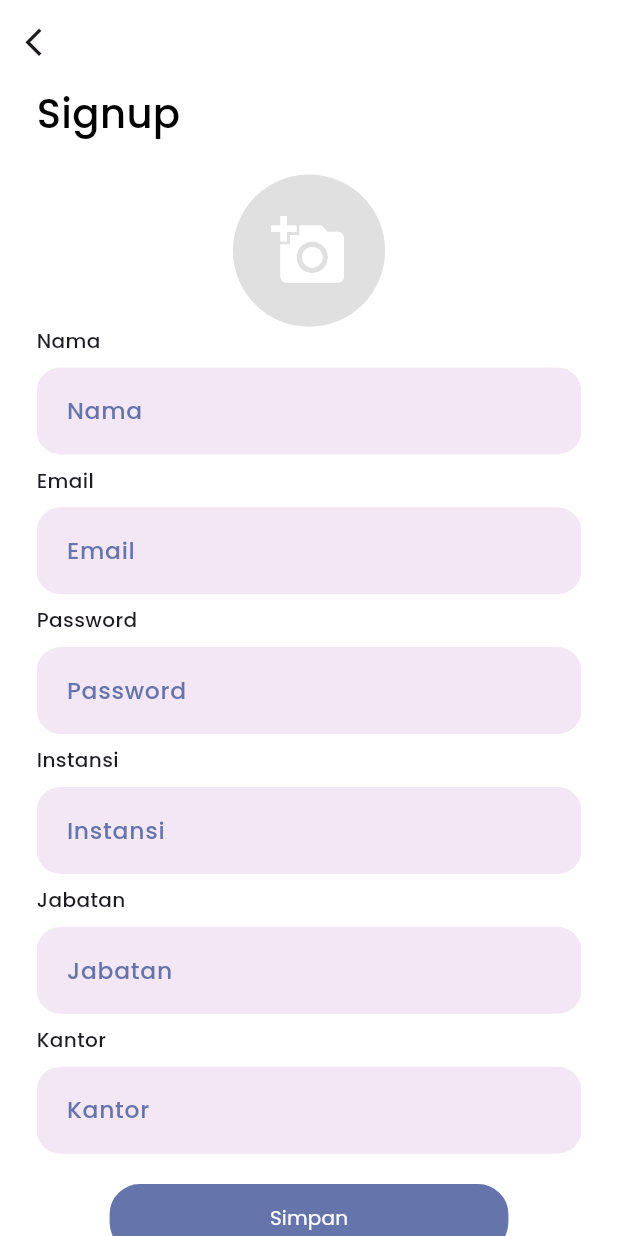
After one commit to fremasadi/absensi, a Flutter app: the SignupView screen opened by its route, on a phone screen of 412 x 824 dp. The commit adds this screen. Run offline on Flutter 3.47's test engine with Material 3 defaults, Android fonts, the phone set to English and light mode, and no system bars; our stand-ins replace firebase_auth, firebase_core, firebase_database, firebase_storage, flutter_screenutil, geocoding and 6 more; accounts and stored records are empty.

Commit message:
first commit

```diff
--- a/lib/app/modules/base/controllers/base_controller.dart
+++ b/lib/app/modules/base/controllers/base_controller.dart
@@ -29,7 +29,7 @@ class BaseController extends GetxController {
     await _auth.signOut();
     SharedPreferences prefs = await SharedPreferences.getInstance();
     await prefs.remove('userId');
-    Get.offAllNamed('/login'); // Redirect to login page after signing out
+    Get.offAllNamed('/splash'); // Redirect to login page after signing out
   }
 
   void onTabTapped(int index) {
--- a/lib/app/modules/history/controllers/history_controller.dart
+++ b/lib/app/modules/history/controllers/history_controller.dart
@@ -119,8 +119,8 @@ class HistoryController extends GetxController {
 
     if (selectedMonth.isAfter(currentDate)) {
       Get.snackbar(
-        'Excuse me',
-        'Not yet entered the month you selected.',
+        'Maaf Sekali',
+        'Belum memasuki bulan yang Anda pilih.',
         snackPosition: SnackPosition.TOP,
         backgroundColor: Colors.red,
         colorText: Colors.white,
--- a/lib/app/modules/home/views/home_view.dart
+++ b/lib/app/modules/home/views/home_view.dart
@@ -133,11 +133,11 @@ class HomeView extends GetView<HomeController> {
                       children: [
                         Center(
                           child: Text(
-                            'Absen Tutup Pukul 10 Pagi',
+                            'Absen Pukul 6 Pagi - 10 Pagi',
                             style: TextStyle(
                               fontSize: 12.sp,
                               fontFamily: 'SemiBold',
-                              color: AppColor.primary,
+                              color: Colors.red,
                             ),
                           ),
                         ),
--- a/lib/app/modules/login/bindings/login_binding.dart
+++ b/lib/app/modules/login/bindings/login_binding.dart
@@ -6,9 +6,7 @@ import '../controllers/login_controller.dart';
 class LoginBinding extends Bindings {
   @override
   void dependencies() {
-    Get.lazyPut<LoginController>(
-      () => LoginController(),
-    );
+    Get.put(LoginController());
     Get.put(ProfileController());
   }
 }
--- /dev/null
+++ b/lib/app/modules/signup/controllers/signup_controller.dart
@@ -0,0 +1,84 @@
+import 'dart:io';
+
+import 'package:firebase_auth/firebase_auth.dart';
+import 'package:firebase_database/firebase_database.dart';
+import 'package:firebase_storage/firebase_storage.dart';
+import 'package:flutter/cupertino.dart';
+import 'package:get/get.dart';
+import 'package:image_picker/image_picker.dart';
+
+class SignupController extends GetxController {
+  final FirebaseAuth _auth = FirebaseAuth.instance;
+  final DatabaseReference _database = FirebaseDatabase.instance.ref();
+  final FirebaseStorage _storage = FirebaseStorage.instance;
+  final ImagePicker _picker = ImagePicker();
+  final emailController = TextEditingController();
+  final namaController = TextEditingController();
+  final passwordController = TextEditingController();
+  final instansiController = TextEditingController();
+  final jabatanController = TextEditingController();
+  final kantorController = TextEditingController();
+
+  // Observable property for the selected profile image
+  final Rx<File?> _profileImage = Rx<File?>(null);
+
+  File? get profileImage => _profileImage.value;
+
+  set profileImage(File? image) => _profileImage.value = image;
+
+  // Function to pick an image from the gallery
+  Future<File?> pickImage() async {
+    final pickedFile = await _picker.pickImage(source: ImageSource.gallery);
+    if (pickedFile != null) {
+      profileImage = File(pickedFile.path); // Set the selected image
+      return profileImage;
+    }
+    return null;
+  }
+
+  // Function to register user with profile image
+  Future<void> registerUser(String nama, String email, String password,
+      String jabatan, String instansi, String kantor) async {
+    try {
+      // Create user with email and password
+      UserCredential userCredential =
+          await _auth.createUserWithEmailAndPassword(
+        email: email,
+        password: password,
+      );
+
+      // Get the current user
+      User? user = userCredential.user;
+
+      if (user != null) {
+        // Initialize an image URL variable
+        String? imageUrl;
+
+        if (profileImage != null) {
+          // Upload image to Firebase Storage
+          String fileName = 'profile_images/${user.uid}.jpg';
+          UploadTask uploadTask =
+              _storage.ref().child(fileName).putFile(profileImage!);
+
+          // Get download URL after successful upload
+          TaskSnapshot snapshot = await uploadTask;
+          imageUrl = await snapshot.ref.getDownloadURL();
+        }
+
+        // Store additional data to Realtime Database, including the image URL
+        await _database.child('users').child(user.uid).set({
+          'nama': nama,
+          'email': email,
+          'jabatan': jabatan,
+          'instansi': instansi,
+          'kantor': kantor,
+          'profileImageUrl': imageUrl ?? '',
+        });
+
+        Get.snackbar('Success', 'User registered successfully!');
+      }
+    } catch (e) {
+      Get.snackbar('Error', e.toString());
+    }
+  }
+}
--- /dev/null
+++ b/lib/app/modules/signup/views/signup_view.dart
@@ -0,0 +1,347 @@
+import 'dart:io';
+
+import 'package:absensi/app/style/app_color.dart';
+import 'package:absensi/app/widgets/cards/BottomButtonCard.dart';
+import 'package:flutter/material.dart';
+import 'package:flutter_screenutil/flutter_screenutil.dart';
+
+import 'package:get/get.dart';
+
+import '../controllers/signup_controller.dart';
+
+class SignupView extends GetView<SignupController> {
+  const SignupView({super.key});
+
+  @override
+  Widget build(BuildContext context) {
+    return Scaffold(
+      appBar: AppBar(
+        backgroundColor: AppColor.white,
+        scrolledUnderElevation: 0,
+        leading: IconButton(
+          onPressed: () {
+            Get.back();
+          },
+          icon: Icon(
+            Icons.arrow_back_ios,
+            size: 22.sp,
+          ),
+        ),
+      ),
+      body: Padding(
+        padding: EdgeInsets.symmetric(horizontal: 24.0.sp),
+        child: SingleChildScrollView(
+          child: Column(
+            crossAxisAlignment: CrossAxisAlignment.start,
+            children: [
+              Text(
+                'Signup',
+                style: TextStyle(
+                  fontSize: 24.sp,
+                  color: AppColor.black,
+                  fontFamily: 'Medium',
+                ),
+              ),
+              SizedBox(
+                height: 22.h,
+              ),
+              Obx(
+                () => Center(
+                  child: GestureDetector(
+                    onTap: () async {
+                      File? pickedImage = await controller.pickImage();
+                      if (pickedImage != null) {
+                        controller.update();
+                      }
+                    },
+                    child: CircleAvatar(
+                      radius: 50.sp,
+                      backgroundColor: Colors.grey[300],
+                      backgroundImage: controller.profileImage != null
+                          ? FileImage(controller.profileImage!)
+                          : null,
+                      child: controller.profileImage == null
+                          ? Icon(
+                              Icons.add_a_photo,
+                              size: 50.sp,
+                              color: Colors.white,
+                            )
+                          : null,
+                    ),
+                  ),
+                ),
+              ),
+              Text(
+                'Nama',
+                style: TextStyle(
+                  fontSize: 12.sp,
+                  fontFamily: 'Medium',
+                ),
+              ),
+              Padding(
+                padding: EdgeInsets.symmetric(vertical: 8.0.sp),
+                child: TextFormField(
+                  autocorrect: false,
+                  controller: controller.namaController,
+                  keyboardType: TextInputType.text,
+                  style: TextStyle(
+                    fontSize: 14.sp,
+                    color: AppColor.primary,
+                  ),
+                  maxLines: 1,
+                  decoration: InputDecoration(
+                    contentPadding: const EdgeInsets.symmetric(
+                        vertical: 17.5, horizontal: 16.0),
+                    fillColor: AppColor.pink.withOpacity(0.4),
+                    filled: true,
+                    enabledBorder: OutlineInputBorder(
+                      borderRadius: BorderRadius.circular(16),
+                      borderSide: BorderSide.none,
+                    ),
+                    focusedBorder: OutlineInputBorder(
+                      borderRadius: BorderRadius.circular(16),
+                      borderSide: BorderSide.none,
+                    ),
+                    hintText: 'Nama',
+                    hintStyle: TextStyle(
+                      fontFamily: 'Medium',
+                      fontSize: 14.sp,
+                      color: AppColor.primary,
+                    ),
+                  ),
+                ),
+              ),
+              Text(
+                'Email',
+                style: TextStyle(
+                  fontSize: 12.sp,
+                  fontFamily: 'Medium',
+                ),
+              ),
+              Padding(
+                padding: EdgeInsets.symmetric(vertical: 8.0.sp),
+                child: TextFormField(
+                  autocorrect: false,
+                  controller: controller.emailController,
+                  keyboardType: TextInputType.text,
+                  style: TextStyle(
+                    fontSize: 14.sp,
+                    color: AppColor.primary,
+                  ),
+                  maxLines: 1,
+                  decoration: InputDecoration(
+                    contentPadding: const EdgeInsets.symmetric(
+                        vertical: 17.5, horizontal: 16.0),
+                    fillColor: AppColor.pink.withOpacity(0.4),
+                    filled: true,
+                    enabledBorder: OutlineInputBorder(
+                      borderRadius: BorderRadius.circular(16),
+                      borderSide: BorderSide.none,
+                    ),
+                    focusedBorder: OutlineInputBorder(
+                      borderRadius: BorderRadius.circular(16),
+                      borderSide: BorderSide.none,
+                    ),
+                    hintText: 'Email',
+                    hintStyle: TextStyle(
+                      fontFamily: 'Medium',
+                      fontSize: 14.sp,
+                      color: AppColor.primary,
+                    ),
+                  ),
+                ),
+              ),
+              Text(
+                'Password',
+                style: TextStyle(
+                  fontSize: 12.sp,
+                  fontFamily: 'Medium',
+                ),
+              ),
+              Padding(
+                padding: EdgeInsets.symmetric(vertical: 8.0.sp),
+                child: TextFormField(
+                  autocorrect: false,
+                  controller: controller.passwordController,
+                  keyboardType: TextInputType.text,
+                  style: TextStyle(
+                    fontSize: 14.sp,
+                    color: AppColor.primary,
+                  ),
+                  maxLines: 1,
+                  decoration: InputDecoration(
+                    contentPadding: const EdgeInsets.symmetric(
+                        vertical: 17.5, horizontal: 16.0),
+                    fillColor: AppColor.pink.withOpacity(0.4),
+                    filled: true,
+                    enabledBorder: OutlineInputBorder(
+                      borderRadius: BorderRadius.circular(16),
+                      borderSide: BorderSide.none,
+                    ),
+                    focusedBorder: OutlineInputBorder(
+                      borderRadius: BorderRadius.circular(16),
+                      borderSide: BorderSide.none,
+                    ),
+                    hintText: 'Password',
+                    hintStyle: TextStyle(
+                      fontFamily: 'Medium',
+                      fontSize: 14.sp,
+                      color: AppColor.primary,
+                    ),
+                  ),
+                ),
+              ),
+              Text(
+                'Instansi',
+                style: TextStyle(
+                  fontSize: 12.sp,
+                  fontFamily: 'Medium',
+                ),
+              ),
+              Padding(
+                padding: EdgeInsets.symmetric(vertical: 8.0.sp),
+                child: TextFormField(
+                  autocorrect: false,
+                  controller: controller.instansiController,
+                  keyboardType: TextInputType.text,
+                  style: TextStyle(
+                    fontSize: 14.sp,
+                    color: AppColor.primary,
+                  ),
+                  maxLines: 1,
+                  decoration: InputDecoration(
+                    contentPadding: const EdgeInsets.symmetric(
+                        vertical: 17.5, horizontal: 16.0),
+                    fillColor: AppColor.pink.withOpacity(0.4),
+                    filled: true,
+                    enabledBorder: OutlineInputBorder(
+                      borderRadius: BorderRadius.circular(16),
+                      borderSide: BorderSide.none,
+                    ),
+                    focusedBorder: OutlineInputBorder(
+                      borderRadius: BorderRadius.circular(16),
+                      borderSide: BorderSide.none,
+                    ),
+                    hintText: 'Instansi',
+                    hintStyle: TextStyle(
+                      fontFamily: 'Medium',
+                      fontSize: 14.sp,
+                      color: AppColor.primary,
+                    ),
+                  ),
+                ),
+              ),
+              Text(
+                'Jabatan',
+                style: TextStyle(
+                  fontSize: 12.sp,
+                  fontFamily: 'Medium',
+                ),
+              ),
+              Padding(
+                padding: EdgeInsets.symmetric(vertical: 8.0.sp),
+                child: TextFormField(
+                  autocorrect: false,
+                  controller: controller.jabatanController,
+                  keyboardType: TextInputType.text,
+                  style: TextStyle(
+                    fontSize: 14.sp,
+                    color: AppColor.primary,
+                  ),
+                  maxLines: 1,
+                  decoration: InputDecoration(
+                    contentPadding: const EdgeInsets.symmetric(
+                        vertical: 17.5, horizontal: 16.0),
+                    fillColor: AppColor.pink.withOpacity(0.4),
+                    filled: true,
+                    enabledBorder: OutlineInputBorder(
+                      borderRadius: BorderRadius.circular(16),
+                      borderSide: BorderSide.none,
+                    ),
+                    focusedBorder: OutlineInputBorder(
+                      borderRadius: BorderRadius.circular(16),
+                      borderSide: BorderSide.none,
+                    ),
+                    hintText: 'Jabatan',
+                    hintStyle: TextStyle(
+                      fontFamily: 'Medium',
+                      fontSize: 14.sp,
+                      color: AppColor.primary,
+                    ),
+                  ),
+                ),
+              ),
+              Text(
+                'Kantor',
+                style: TextStyle(
+                  fontSize: 12.sp,
+                  fontFamily: 'Medium',
+                ),
+              ),
+              Padding(
+                padding: EdgeInsets.symmetric(vertical: 8.0.sp),
+                child: TextFormField(
+                  autocorrect: false,
+                  controller: controller.kantorController,
+                  keyboardType: TextInputType.text,
+                  style: TextStyle(
+                    fontSize: 14.sp,
+                    color: AppColor.primary,
+                  ),
+                  maxLines: 1,
+                  decoration: InputDecoration(
+                    contentPadding: const EdgeInsets.symmetric(
+                        vertical: 17.5, horizontal: 16.0),
+                    fillColor: AppColor.pink.withOpacity(0.4),
+                    filled: true,
+                    enabledBorder: OutlineInputBorder(
+                      borderRadius: BorderRadius.circular(16),
+                      borderSide: BorderSide.none,
+                    ),
+                    focusedBorder: OutlineInputBorder(
+                      borderRadius: BorderRadius.circular(16),
+                      borderSide: BorderSide.none,
+                    ),
+                    hintText: 'Kantor',
+                    hintStyle: TextStyle(
+                      fontFamily: 'Medium',
+                      fontSize: 14.sp,
+                      color: AppColor.primary,
+                    ),
+                  ),
+                ),
+              ),
+              Padding(
+                padding:
+                    EdgeInsets.symmetric(horizontal: 48.0.sp, vertical: 12.sp),
+                child: BottomButtonCard(
+                  onPressed: () {
+                    final nama = controller.namaController.text.trim();
+                    final email = controller.emailController.text.trim();
+                    final password = controller.passwordController.text.trim();
+                    final instansi = controller.instansiController.text.trim();
+                    final jabatan = controller.jabatanController.text.trim();
+                    final kantor = controller.kantorController.text.trim();
+
+                    controller.registerUser(
+                        nama, email, password, jabatan, instansi, kantor);
+                    Get.back();
+                  },
+                  title: 'Simpan',
+                  textStyle: TextStyle(
+                    fontSize: 12.sp,
+                    color: AppColor.white,
+                  ),
+                  heightContainer: 45.h,
+                  backgroundColor: AppColor.primary,
+                  borderColor: null,
+                  radiusBorder: 20,
+                ),
+              )
+            ],
+          ),
+        ),
+      ),
+    );
+  }
+}
--- a/lib/app/routes/app_pages.dart
+++ b/lib/app/routes/app_pages.dart
@@ -12,13 +12,17 @@ import '../modules/login/bindings/login_binding.dart';
 import '../modules/login/views/login_view.dart';
 import '../modules/profile/bindings/profile_binding.dart';
 import '../modules/profile/views/profile_view.dart';
+import '../modules/signup/bindings/signup_binding.dart';
+import '../modules/signup/views/signup_view.dart';
+import '../modules/splash/bindings/splash_binding.dart';
+import '../modules/splash/views/splash_view.dart';
 
 part 'app_routes.dart';
 
 class AppPages {
   AppPages._();
 
-  static const INITIAL = Routes.LOGIN;
+  static const INITIAL = Routes.SPLASH;
 
   static final routes = [
     GetPage(
@@ -51,5 +55,15 @@ class AppPages {
       page: () => const AbsensiView(),
       binding: AbsensiBinding(),
     ),
+    GetPage(
+      name: _Paths.SPLASH,
+      page: () => const SplashView(),
+      binding: SplashBinding(),
+    ),
+    GetPage(
+      name: _Paths.SIGNUP,
+      page: () => const SignupView(),
+      binding: SignupBinding(),
+    ),
   ];
 }
--- a/lib/app/routes/app_routes.dart
+++ b/lib/app/routes/app_routes.dart
@@ -9,6 +9,8 @@ abstract class Routes {
   static const HISTORY = _Paths.HISTORY;
   static const PROFILE = _Paths.PROFILE;
   static const ABSENSI = _Paths.ABSENSI;
+  static const SPLASH = _Paths.SPLASH;
+  static const SIGNUP = _Paths.SIGNUP;
 }
 
 abstract class _Paths {
@@ -19,4 +21,6 @@ abstract class _Paths {
   static const HISTORY = '/history';
   static const PROFILE = '/profile';
   static const ABSENSI = '/absensi';
+  static const SPLASH = '/splash';
+  static const SIGNUP = '/signup';
 }
--- a/lib/app/widgets/cards/HistoryCard.dart
+++ b/lib/app/widgets/cards/HistoryCard.dart
@@ -53,7 +53,7 @@ class HistoryCard extends StatelessWidget {
             ),
             // Status Absensi
             Text(
-              'Absence Status : $statusAbsen',
+              'Status Absen  : $statusAbsen',
               style: TextStyle(
                 fontSize: 12.sp,
                 fontFamily: 'SemiBold',
@@ -62,7 +62,7 @@ class HistoryCard extends StatelessWidget {
             ),
             // Waktu Absensi
             Text(
-              'Check-In Time : $waktuAbsen',
+              'Jam Absen : $waktuAbsen',
               style: TextStyle(
                 fontFamily: 'Bold',
                 fontSize: 10.sp,
@@ -70,7 +70,7 @@ class HistoryCard extends StatelessWidget {
               ),
             ),
             Text(
-              'Check-In Location : $locationAbsen',
+              'Lokasi Absen : $locationAbsen',
               style: TextStyle(
                 fontFamily: 'Bold',
                 fontSize: 10.sp,
```
Also changed, not shown: lib/app/modules/history/views/history_view.dart (+9 -4 lines), lib/app/modules/login/controllers/login_controller.dart (+1 -37 lines), lib/app/modules/login/views/login_view.dart (+14 -2 lines), lib/app/modules/profile/controllers/profile_controller.dart (+6 -5 lines), lib/app/modules/profile/views/profile_view.dart (+32 -21 lines), lib/app/modules/signup/bindings/signup_binding.dart (added, +12 -0 lines), lib/app/modules/splash/bindings/splash_binding.dart (added, +12 -0 lines), lib/app/modules/splash/controllers/splash_controller.dart (added, +52 -0 lines), lib/app/modules/splash/views/splash_view.dart (added, +37 -0 lines), lib/app/views/views/result_absensi_view.dart (deleted, +0 -22 lines).
